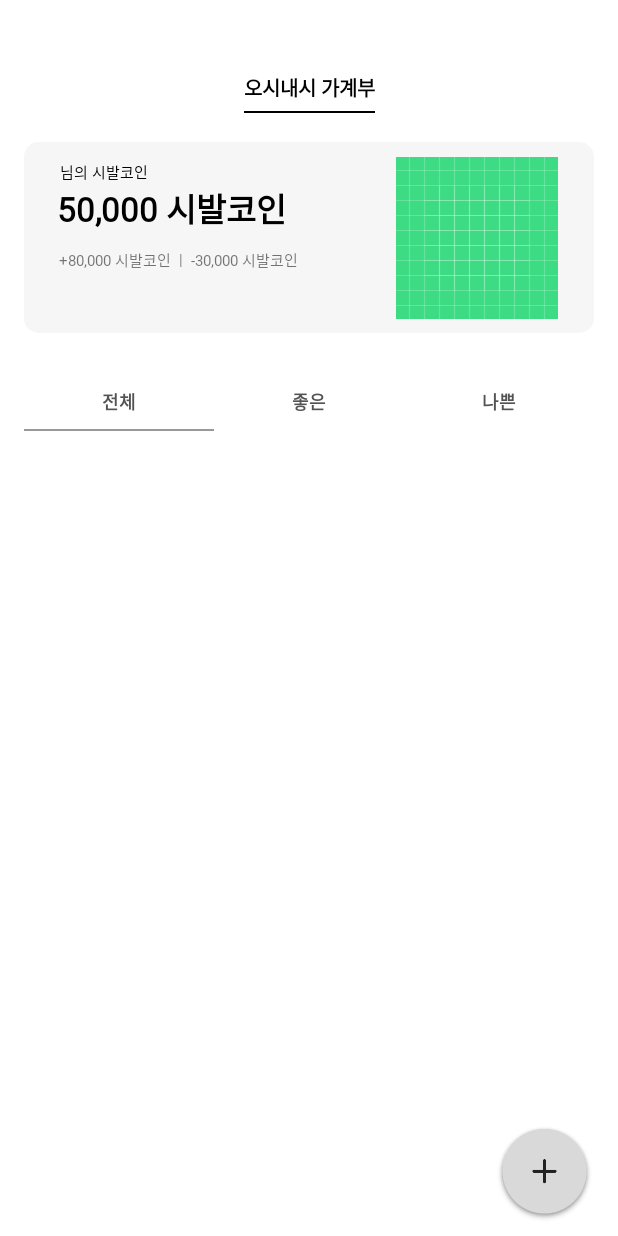
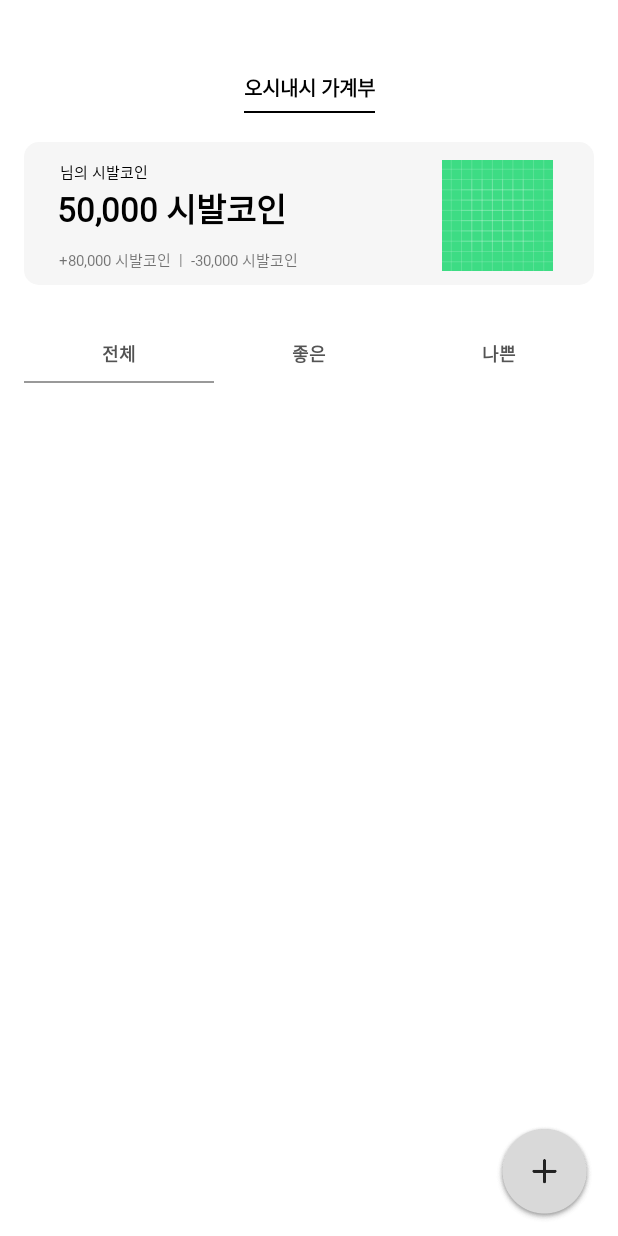
Before and after one commit to 30th-SOPKATHON-8/Sopkathon-Android, an Android app: the screen it shows after launch (MainActivity), on a phone screen of 412 x 824 dp. Run offline under Robolectric (Android 15) with nearby library versions, the phone set to English and light mode, and no system bars.

Commit message:
[FEAT] #2 - UI 마무리 구현

```diff
--- a/app/src/main/java/org/sopt/sopkathon_8_android/presentation/main/MainActivity.kt
+++ b/app/src/main/java/org/sopt/sopkathon_8_android/presentation/main/MainActivity.kt
@@ -1,6 +1,7 @@
 package org.sopt.sopkathon_8_android.presentation.main
 
 import android.os.Bundle
+import android.view.View
 import androidx.appcompat.app.AppCompatActivity
 import org.sopt.sopkathon_8_android.databinding.ActivityMainBinding
 
@@ -11,5 +12,33 @@ class MainActivity : AppCompatActivity() {
         super.onCreate(savedInstanceState)
         binding = ActivityMainBinding.inflate(layoutInflater)
         setContentView(binding.root)
+
+        clickAll()
+        clickGood()
+        clickBad()
+    }
+
+    private fun clickAll() {
+        binding.tvTotal.setOnClickListener {
+            binding.vTabLine1.visibility = View.VISIBLE
+            binding.vTabLine2.visibility = View.INVISIBLE
+            binding.vTabLine3.visibility = View.INVISIBLE
+        }
+    }
+
+    private fun clickGood() {
+        binding.tvGood.setOnClickListener {
+            binding.vTabLine2.visibility = View.VISIBLE
+            binding.vTabLine1.visibility = View.INVISIBLE
+            binding.vTabLine3.visibility = View.INVISIBLE
+        }
+    }
+
+    private fun clickBad() {
+        binding.tvBad.setOnClickListener {
+            binding.vTabLine3.visibility = View.VISIBLE
+            binding.vTabLine2.visibility = View.INVISIBLE
+            binding.vTabLine1.visibility = View.INVISIBLE
+        }
     }
 }
--- a/app/src/main/res/layout/activity_main.xml
+++ b/app/src/main/res/layout/activity_main.xml
@@ -36,6 +36,7 @@
         android:id="@+id/layout_total_coin"
         android:layout_width="match_parent"
         android:layout_height="0dp"
+        android:paddingBottom="9dp"
         android:layout_marginTop="19dp"
         android:background="@drawable/rectangle_gray_radius_10"
         app:layout_constraintStart_toStartOf="parent"
@@ -125,17 +126,16 @@
 
         <ImageView
             android:id="@+id/iv_main_icon"
-            android:layout_width="wrap_content"
-            android:layout_height="wrap_content"
-            android:layout_marginTop="10dp"
-            android:layout_marginEnd="24dp"
-            android:layout_marginBottom="9dp"
+            android:layout_width="0dp"
+            android:layout_height="0dp"
             android:src="@drawable/ic_launcher_background"
-            app:layout_constraintBottom_toBottomOf="@id/layout_total_coin"
+            app:layout_constraintBottom_toBottomOf="@id/tv_total_cost"
             app:layout_constraintDimensionRatio="1:1"
-            app:layout_constraintEnd_toEndOf="@id/layout_total_coin"
-            app:layout_constraintTop_toTopOf="@id/layout_total_coin"
-            app:layout_constraintWidth_percent="0.06" />
+            app:layout_constraintEnd_toEndOf="parent"
+            app:layout_constraintStart_toStartOf="parent"
+            app:layout_constraintTop_toTopOf="@id/tv_coin_inform"
+            app:layout_constraintHorizontal_bias="0.911"
+             />
 
     </androidx.constraintlayout.widget.ConstraintLayout>
 
```
